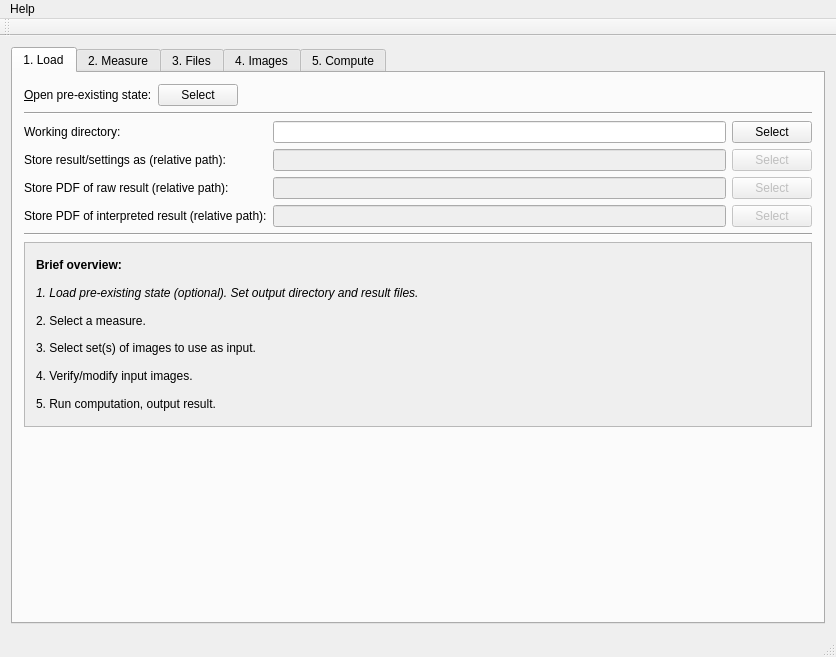
tdegeus/GooseEYE, file src/gui/mainwindow.ui: the form before one commit.
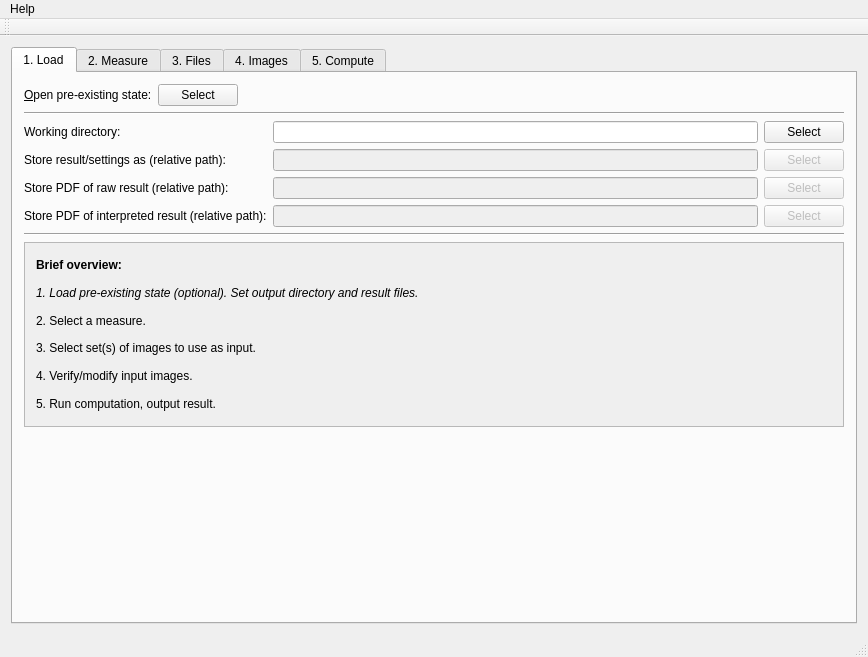
The form after the commit. The open tabs and pages were chosen to show the change. Custom widgets are drawn as their Qt base class.

Diff of the .ui file:
```diff
--- a/src/gui/mainwindow.ui
+++ b/src/gui/mainwindow.ui
@@ -6,7 +6,7 @@
    <rect>
     <x>0</x>
     <y>0</y>
-    <width>836</width>
+    <width>868</width>
     <height>657</height>
    </rect>
   </property>
@@ -191,7 +191,7 @@
             <rect>
              <x>0</x>
              <y>0</y>
-             <width>764</width>
+             <width>796</width>
              <height>160</height>
             </rect>
            </property>
@@ -2813,7 +2813,7 @@
     <rect>
      <x>0</x>
      <y>0</y>
-     <width>836</width>
+     <width>868</width>
      <height>22</height>
     </rect>
    </property>
```
Left out of the diff: 4 changed lines with no effect on the pictures.
